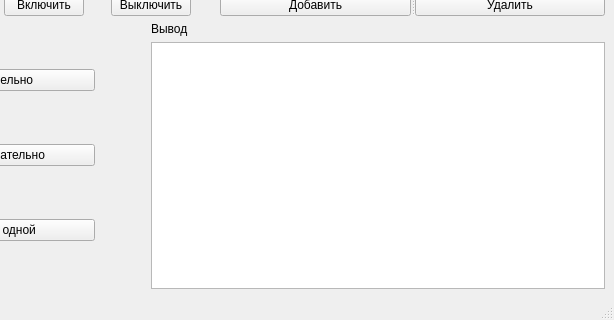
First picture: the form in mainwindowapp.ui, repository evster-coder/IndustrialRobotSystem, before the edit; both pictures show x 186 to 800 and y 280 to 600 of the 800 by 600 pixel window.
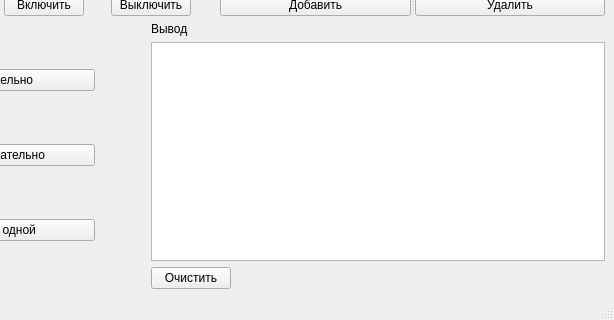
Second picture: the form after the edit.

Commit message: button clearOutput was added

Diff of the .ui file:
```diff
--- a/mainwindowapp.ui
+++ b/mainwindowapp.ui
@@ -227,6 +227,19 @@
           </property>
          </widget>
         </item>
+        <item>
+         <widget class="QPushButton" name="buttonClearOutput">
+          <property name="sizePolicy">
+           <sizepolicy hsizetype="Fixed" vsizetype="Fixed">
+            <horstretch>0</horstretch>
+            <verstretch>0</verstretch>
+           </sizepolicy>
+          </property>
+          <property name="text">
+           <string>Очистить</string>
+          </property>
+         </widget>
+        </item>
        </layout>
       </item>
      </layout>
```
The commit also changes 2 other files.
